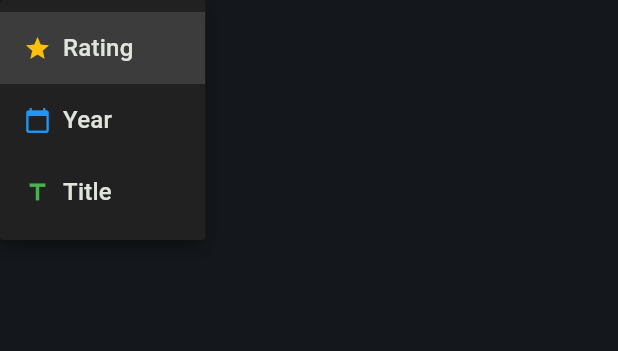
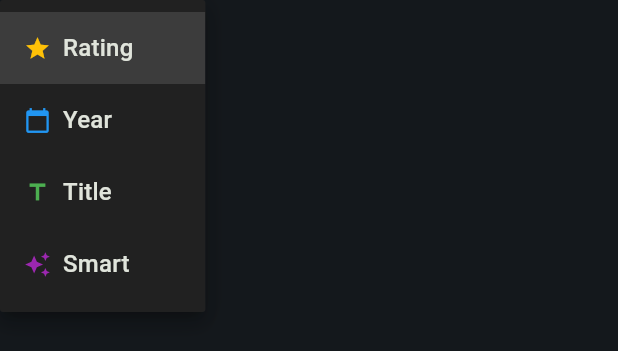
Before and after one commit to dasensy1/movie-new-sorter, a Flutter app: the SortDropdown widget shown alone on an empty page, opened directly with empty values, after a tap on "Rating", on a phone screen of 412 x 824 dp. Shown: the top 351 px of the screen. Run offline on Flutter 3.47's test engine with Material 3 defaults, Android fonts, the phone set to English and light mode, and no system bars; our stand-ins replace cached_network_image; network calls fail.

Commit message:
"Add-smart-sorting

```diff
--- a/lib/components/sort_dropdown.dart
+++ b/lib/components/sort_dropdown.dart
@@ -49,6 +49,16 @@ class SortDropdown extends StatelessWidget {
             ],
           ),
         ),
+        DropdownMenuItem(
+          value: SortType.smart,
+          child: Row(
+            children: [
+              Icon(Icons.auto_awesome, size: 18, color: Colors.purple),
+              SizedBox(width: 8),
+              Text('Smart'),
+            ],
+          ),
+        ),
       ],
       onChanged: (value) {
         if (value != null) {
--- a/lib/utils/sort_type.dart
+++ b/lib/utils/sort_type.dart
@@ -2,4 +2,5 @@ enum SortType {
   rating,
   year,
   title,
+  smart,
 }
```
Also changed, not shown: lib/viewmodels/films_viewmodel.dart (+12 -0 lines).
